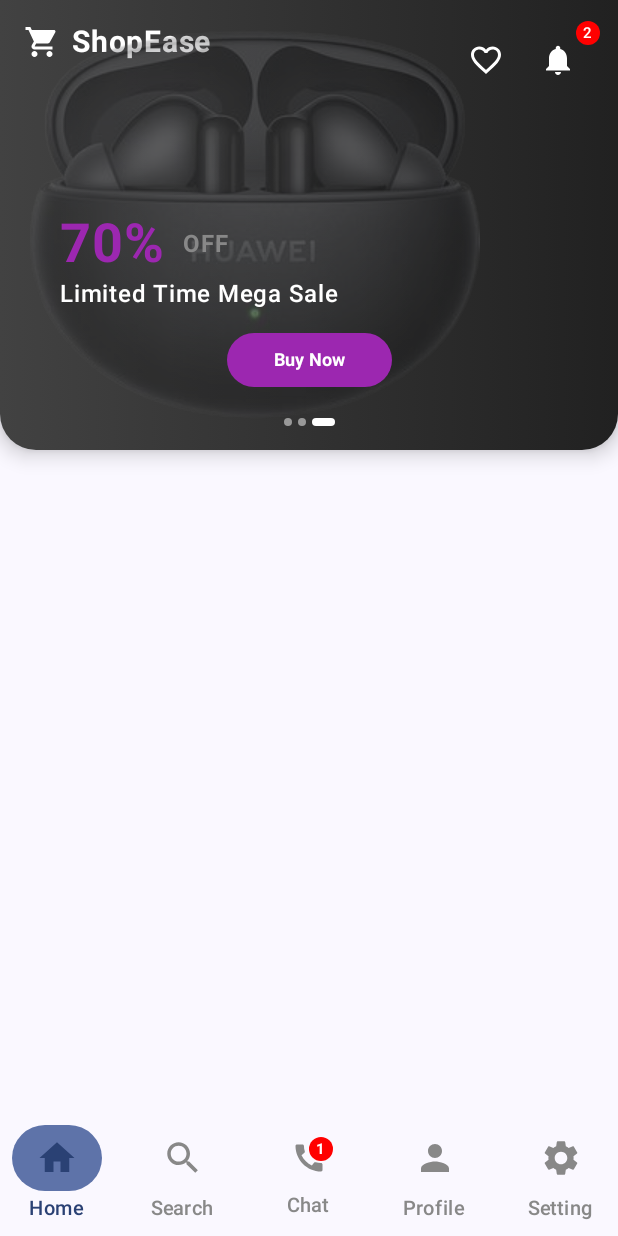
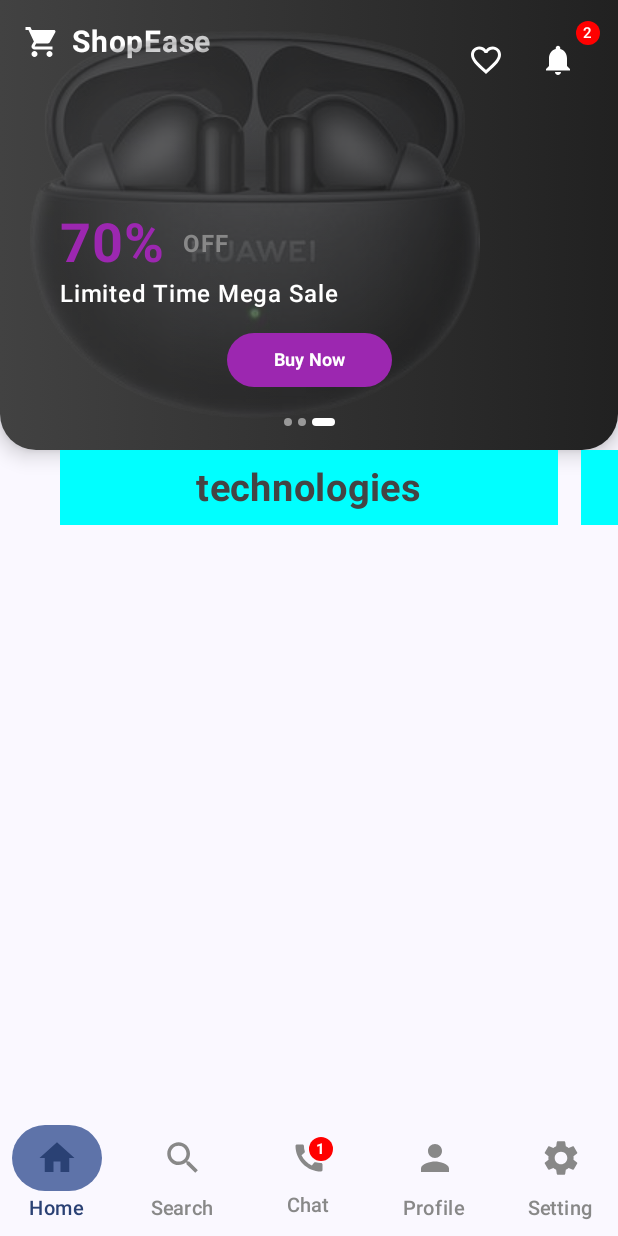
Before and after one commit to MustaphaBousilDev/ecommerce-application-mobile, an Android app built with Jetpack Compose: the screen it shows after launch (MainActivity), on a phone screen of 412 x 824 dp. Run offline under Robolectric (Android 15) with nearby library versions, the phone set to English and light mode, and no system bars.

Commit message:
add category slide

```diff
--- a/app/src/main/java/com/mustapha/application_android_kotlin/ui/components/Home/CategoryTabs.kt
+++ b/app/src/main/java/com/mustapha/application_android_kotlin/ui/components/Home/CategoryTabs.kt
@@ -1 +1,95 @@
 package com.mustapha.application_android_kotlin.ui.components.Home
+
+import android.media.Image
+import androidx.compose.foundation.ExperimentalFoundationApi
+import androidx.compose.foundation.LocalOverscrollConfiguration
+import androidx.compose.foundation.background
+import androidx.compose.foundation.layout.Box
+import androidx.compose.foundation.layout.PaddingValues
+import androidx.compose.foundation.layout.fillMaxSize
+import androidx.compose.foundation.layout.height
+import androidx.compose.foundation.layout.padding
+import androidx.compose.foundation.pager.HorizontalPager
+import androidx.compose.foundation.pager.rememberPagerState
+import androidx.compose.material3.Text
+import androidx.compose.runtime.Composable
+import androidx.compose.runtime.CompositionLocalProvider
+import androidx.compose.ui.Alignment
+import androidx.compose.ui.Modifier
+import androidx.compose.ui.graphics.Color
+import androidx.compose.ui.text.font.FontWeight
+import androidx.compose.ui.unit.dp
+import androidx.compose.ui.unit.sp
+import com.mustapha.application_android_kotlin.R
+
+data class CategoryItem(
+    val id: Number,
+    val name: String,
+    val logo: Int
+
+)
+
+@OptIn(ExperimentalFoundationApi::class)
+@Composable()
+fun CategoryTabs() {
+    val categoryItem = listOf(
+        CategoryItem(
+            id=1,
+            name="technologies",
+            logo = R.drawable.promo
+        ),
+        CategoryItem(
+            id=2,
+            name="clothes",
+            logo = R.drawable.promo
+        ),
+        CategoryItem(
+            id=3,
+            name="house",
+            logo = R.drawable.promo
+        ),
+        CategoryItem(
+            id=4,
+            name="baby",
+            logo = R.drawable.promo
+        ),CategoryItem(
+            id=5,
+            name="sports",
+            logo = R.drawable.promo
+        ),
+        CategoryItem(
+            id=6,
+            name="games",
+            logo = R.drawable.promo
+        )
+    )
+
+    val pagerState = rememberPagerState(
+        initialPage = 0,
+        pageCount = { categoryItem.size}
+    )
+    CompositionLocalProvider(LocalOverscrollConfiguration provides null) {
+        HorizontalPager(
+            state = pagerState,
+            modifier = Modifier.height(50.dp),
+            pageSpacing = 15.dp,
+            contentPadding = PaddingValues(horizontal = 40.dp)
+
+        ) {
+            page ->
+            val currentPromo = categoryItem[page]
+            Box(
+                modifier = Modifier.fillMaxSize()
+                    .background(Color.Cyan),
+                contentAlignment = Alignment.Center
+            ){
+                Text(
+                    text=currentPromo.name,
+                    fontWeight = FontWeight.Bold,
+                    color = Color.DarkGray,
+                    fontSize = 25.sp
+                )
+            }
+        }
+    }
+}
--- a/app/src/main/java/com/mustapha/application_android_kotlin/ui/components/Home/PromoBanner.kt
+++ b/app/src/main/java/com/mustapha/application_android_kotlin/ui/components/Home/PromoBanner.kt
@@ -269,7 +269,6 @@ fun PromoBanner() {
             modifier = Modifier
               .width(if (isSelected) 15.dp else 5.dp)
               .height(5.dp)
-
               .background(
                 color = if (isSelected) Color.White else Color.White.copy(alpha = 0.5f),
                 shape = RoundedCornerShape(50)
--- a/app/src/main/java/com/mustapha/application_android_kotlin/ui/screens/HomeScreen.kt
+++ b/app/src/main/java/com/mustapha/application_android_kotlin/ui/screens/HomeScreen.kt
@@ -21,6 +21,7 @@ import androidx.compose.ui.graphics.Color
 import androidx.compose.ui.text.font.FontWeight
 import androidx.compose.ui.unit.dp
 import androidx.compose.ui.unit.sp
+import com.mustapha.application_android_kotlin.ui.components.Home.CategoryTabs
 import com.mustapha.application_android_kotlin.ui.components.Home.PromoBanner
 import com.mustapha.application_android_kotlin.ui.components.Home.TopHeader
 
@@ -47,5 +48,6 @@ fun HomeScreen() {
     ) {
 
         PromoBanner()
+        CategoryTabs()
     }
 }
```
Also changed, not shown: 2 other files.
